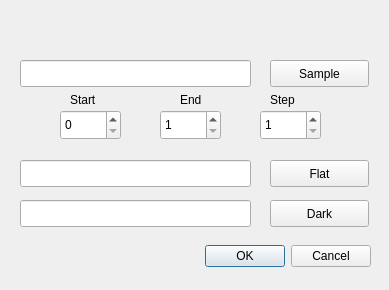
Above: isis_imaging/gui/ui/load.ui from mantidproject/mantidimaging before the change. Below: the same form after it.
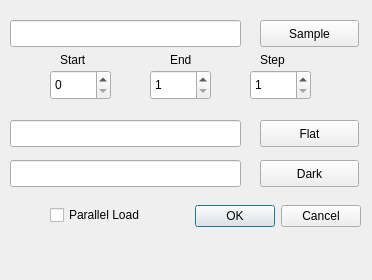
That is the form after the change.

```diff
--- a/isis_imaging/gui/ui/load.ui
+++ b/isis_imaging/gui/ui/load.ui
@@ -6,8 +6,8 @@
    <rect>
     <x>0</x>
     <y>0</y>
-    <width>389</width>
-    <height>290</height>
+    <width>372</width>
+    <height>280</height>
    </rect>
   </property>
   <property name="windowTitle">
@@ -16,8 +16,8 @@
   <widget class="QDialogButtonBox" name="buttonBox">
    <property name="geometry">
     <rect>
-     <x>30</x>
-     <y>240</y>
+     <x>20</x>
+     <y>200</y>
      <width>341</width>
      <height>32</height>
     </rect>
@@ -32,8 +32,8 @@
   <widget class="QPushButton" name="sampleButton">
    <property name="geometry">
     <rect>
-     <x>270</x>
-     <y>60</y>
+     <x>260</x>
+     <y>20</y>
      <width>99</width>
      <height>27</height>
     </rect>
@@ -45,8 +45,8 @@
   <widget class="QLineEdit" name="samplePath">
    <property name="geometry">
     <rect>
-     <x>20</x>
-     <y>60</y>
+     <x>10</x>
+     <y>20</y>
      <width>231</width>
      <height>27</height>
     </rect>
@@ -55,8 +55,8 @@
   <widget class="QSpinBox" name="index_start">
    <property name="geometry">
     <rect>
-     <x>60</x>
-     <y>110</y>
+     <x>50</x>
+     <y>70</y>
      <width>61</width>
      <height>30</height>
     </rect>
@@ -68,8 +68,8 @@
   <widget class="QSpinBox" name="index_end">
    <property name="geometry">
     <rect>
-     <x>160</x>
-     <y>110</y>
+     <x>150</x>
+     <y>70</y>
      <width>61</width>
      <height>30</height>
     </rect>
@@ -84,8 +84,8 @@
   <widget class="QSpinBox" name="index_step">
    <property name="geometry">
     <rect>
-     <x>260</x>
-     <y>110</y>
+     <x>250</x>
+     <y>70</y>
      <width>61</width>
      <height>30</height>
     </rect>
@@ -103,8 +103,8 @@
   <widget class="QLabel" name="label">
    <property name="geometry">
     <rect>
-     <x>70</x>
-     <y>90</y>
+     <x>60</x>
+     <y>50</y>
      <width>41</width>
      <height>20</height>
     </rect>
@@ -116,8 +116,8 @@
   <widget class="QLabel" name="label_2">
    <property name="geometry">
     <rect>
-     <x>180</x>
-     <y>90</y>
+     <x>170</x>
+     <y>50</y>
      <width>31</width>
      <height>20</height>
     </rect>
@@ -129,8 +129,8 @@
   <widget class="QLabel" name="label_3">
    <property name="geometry">
     <rect>
-     <x>270</x>
-     <y>90</y>
+     <x>260</x>
+     <y>50</y>
      <width>31</width>
      <height>20</height>
     </rect>
@@ -142,8 +142,8 @@
   <widget class="QLineEdit" name="flatPath">
    <property name="geometry">
     <rect>
-     <x>20</x>
-     <y>160</y>
+     <x>10</x>
+     <y>120</y>
      <width>231</width>
      <height>27</height>
     </rect>
@@ -152,8 +152,8 @@
   <widget class="QLineEdit" name="darkPath">
    <property name="geometry">
     <rect>
-     <x>20</x>
-     <y>200</y>
+     <x>10</x>
+     <y>160</y>
      <width>231</width>
      <height>27</height>
     </rect>
@@ -162,8 +162,8 @@
   <widget class="QPushButton" name="flatButton">
    <property name="geometry">
     <rect>
-     <x>270</x>
-     <y>160</y>
+     <x>260</x>
+     <y>120</y>
      <width>99</width>
      <height>27</height>
     </rect>
@@ -175,8 +175,8 @@
   <widget class="QPushButton" name="darkButton">
    <property name="geometry">
     <rect>
-     <x>270</x>
-     <y>200</y>
+     <x>260</x>
+     <y>160</y>
      <width>99</width>
      <height>27</height>
     </rect>
@@ -185,6 +185,19 @@
     <string>Dark</string>
    </property>
   </widget>
+  <widget class="QCheckBox" name="parallelLoad">
+   <property name="geometry">
+    <rect>
+     <x>50</x>
+     <y>200</y>
+     <width>121</width>
+     <height>30</height>
+    </rect>
+   </property>
+   <property name="text">
+    <string>Parallel Load</string>
+   </property>
+  </widget>
  </widget>
  <resources/>
  <connections>
```
Left out of the diff: 10 changed lines with no effect on the pictures.
